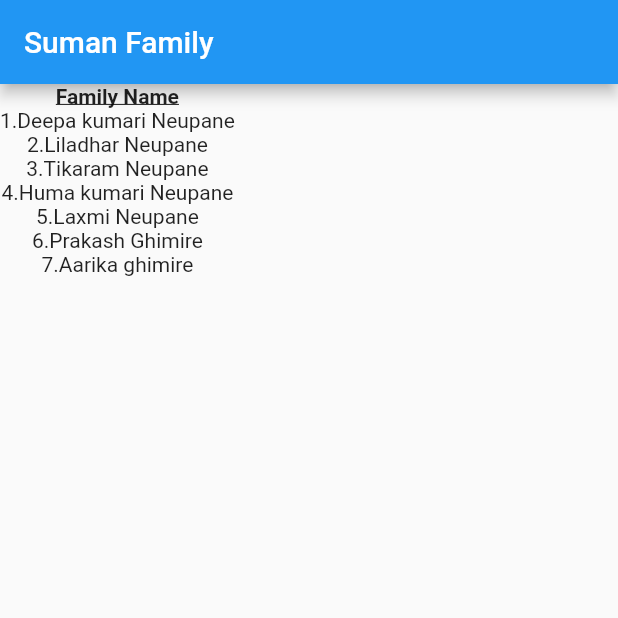
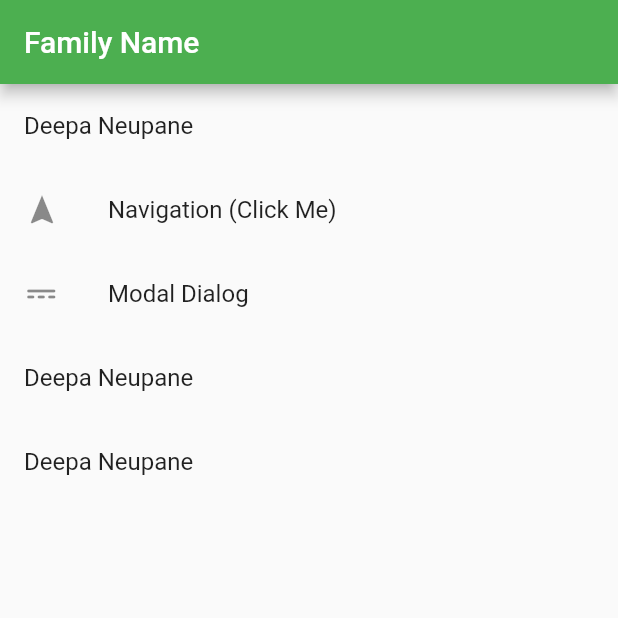
Before and after one commit to neupanesuman/my-family-name-, a Flutter app: the screen it shows after launch, on a phone screen of 412 x 824 dp, the top half of it. Run offline on Flutter 3.47's test engine with Material 2 defaults, Android fonts, the light colour scheme and no system bars.

Commit message:
modal and navigator made working

```diff
--- a/lib/main.dart
+++ b/lib/main.dart
@@ -3,6 +3,7 @@
 // found in the LICENSE file.
 
 import 'package:flutter/material.dart';
+import 'package:nameapp/name.dart';
 
 void main() {
   runApp(const MyApp());
@@ -14,27 +15,70 @@ class MyApp extends StatelessWidget {
   @override
   Widget build(BuildContext context) {
     return MaterialApp(
+      theme: ThemeData(primarySwatch: Colors.green),
       title: 'Welcome to Flutter',
       debugShowCheckedModeBanner: false,
-      home: Scaffold(
-        appBar: AppBar(
-          title: const Text('Suman Family'),
-        ),
-           body: Container(
-          child: Column(
-            mainAxisAlignment: MainAxisAlignment.start,
-            children: [
-              Text("Family Name",style: TextStyle(fontWeight: FontWeight.bold, decoration: TextDecoration.underline ),),
-              Text("1.Deepa kumari Neupane"),
-              Text("2.Liladhar Neupane"),
-              Text("3.Tikaram Neupane"),
-              Text("4.Huma kumari Neupane"),
-              Text("5.Laxmi Neupane"),
-              Text("6.Prakash Ghimire"),
-              Text("7.Aarika ghimire"),
-            ]
+      home: const HomePage(),
+    );
+  }
+}
+
+class HomePage extends StatefulWidget {
+  const HomePage({Key? key}) : super(key: key);
+
+  @override
+  State<HomePage> createState() => _HomePageState();
+}
+
+class _HomePageState extends State<HomePage> {
+  @override
+  Widget build(BuildContext context) {
+    return Scaffold(
+      appBar: AppBar(title: const Text("Family Name")),
+      body: ListView(
+        children: [
+          const ListTile(
+            title: Text("Deepa Neupane"),
           ),
-        ),
+          ListTile(
+            leading: const Icon(Icons.navigation),
+            title: const Text("Navigation (Click Me)"),
+            onTap: () {
+              Navigator.push(context, MaterialPageRoute(
+                builder: (context) {
+                  return const NamePage();
+                },
+              ));
+            },
+          ),
+          ListTile(
+            leading: const Icon(Icons.power_input_rounded),
+            title: const Text("Modal Dialog"),
+            onTap: () => showDialog<String>(
+              context: context,
+              builder: (BuildContext context) => AlertDialog(
+                title: const Text('Suman'),
+                content: const Text('You clicked Alert Dialog'),
+                actions: <Widget>[
+                  TextButton(
+                    onPressed: () => Navigator.pop(context, 'Cancel'),
+                    child: const Text('Cancel'),
+                  ),
+                  TextButton(
+                    onPressed: () => Navigator.pop(context, 'OK'),
+                    child: const Text('OK'),
+                  ),
+                ],
+              ),
+            ),
+          ),
+          const ListTile(
+            title: Text("Deepa Neupane"),
+          ),
+          const ListTile(
+            title: Text("Deepa Neupane"),
+          ),
+        ],
       ),
     );
   }
```
Also changed, not shown: lib/name.dart (added, +27 -0 lines).
